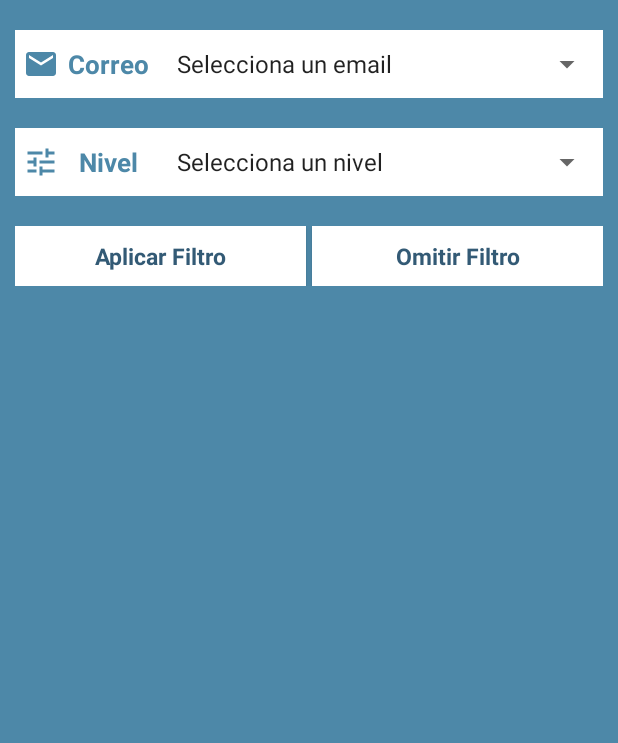
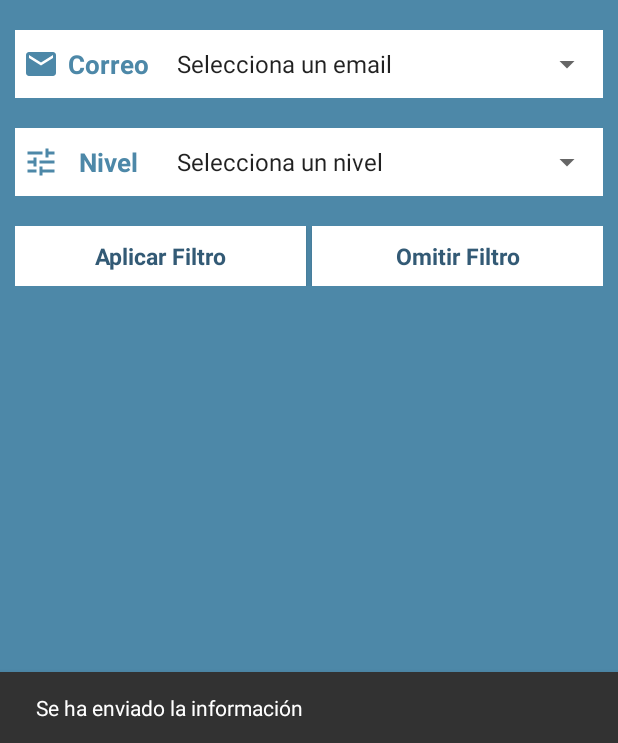
Before and after one commit to criveraam/AppMabe, an Android app: the MainActivity screen opened directly, with no data from a screen before it, after a tap on "Aplicar Filtro", on a phone screen of 412 x 824 dp, the part 493-1236 px from its top. Run offline under Robolectric (Android 15) with nearby library versions, the phone set to English and light mode, and no system bars; our stand-ins replace Volley; network calls fail.

Commit message:
Sonido Push

```diff
--- a/app/src/main/java/com/ti/airmovil/mabe/Activities/MainActivity.java
+++ b/app/src/main/java/com/ti/airmovil/mabe/Activities/MainActivity.java
@@ -9,6 +9,8 @@ import android.graphics.Bitmap;
 import android.graphics.Color;
 import android.graphics.Rect;
 import android.media.Image;
+import android.media.RingtoneManager;
+import android.net.Uri;
 import android.support.design.widget.AppBarLayout;
 import android.support.design.widget.BottomSheetDialogFragment;
 import android.support.design.widget.CollapsingToolbarLayout;
@@ -167,19 +169,21 @@ public class MainActivity extends AppCompatActivity {
                 }catch(Exception e){
                     Log.e(TAG, e.getMessage());
                 }
-                //Snackbar.make(view, "Se ha enviado la información", Snackbar.LENGTH_SHORT).show();
+                Snackbar.make(view, "Se ha enviado la información", Snackbar.LENGTH_SHORT).show();
                 NotificationCompat.Builder mBuilder;
                 NotificationManager mNotifyMgr =(NotificationManager) getApplicationContext().getSystemService(NOTIFICATION_SERVICE);
                 int icono = R.drawable.mabe_png;
                 Intent intent = new Intent(MainActivity.this, MainActivity.class);
                 PendingIntent pendingIntent = PendingIntent.getActivity(MainActivity.this, 0,intent, 0);
                 mBuilder = new NotificationCompat.Builder(getApplicationContext());
+                Uri soundUri = RingtoneManager.getDefaultUri(RingtoneManager.TYPE_NOTIFICATION);
                 mBuilder = (NotificationCompat.Builder) new NotificationCompat.Builder(getApplicationContext())
                         .setContentIntent(pendingIntent)
                         .setSmallIcon(icono)
                         .setContentTitle("Notificación Mabe")
                         .setContentText("Filtro recibido desde la aplicacion de monitoreo")
                         .setVibrate(new long[]{500,500,500,500,500,500,500,500,500})
+                        .setSound(soundUri)
                         .setAutoCancel(true);
                 mNotifyMgr.notify(1, mBuilder.build());
             }
```
Also changed, not shown: app/src/main/res/layout/activity_test.xml (+4 -4 lines).
